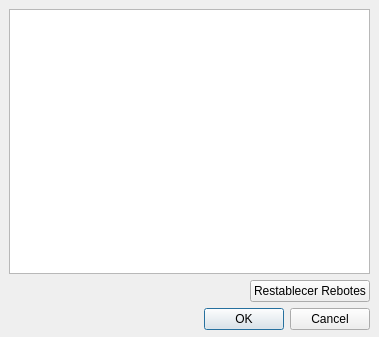
Old version of the form 05_Bolas_Navidad/dtablarebotes.ui in the repository TheMakros12/interfaces.
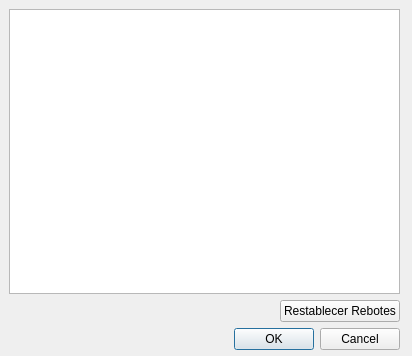
New version of the form.

```diff
--- a/05_Bolas_Navidad/dtablarebotes.ui
+++ b/05_Bolas_Navidad/dtablarebotes.ui
@@ -6,8 +6,8 @@
    <rect>
     <x>0</x>
     <y>0</y>
-    <width>379</width>
-    <height>337</height>
+    <width>412</width>
+    <height>356</height>
    </rect>
   </property>
   <property name="windowTitle">
@@ -18,8 +18,8 @@
     <rect>
      <x>9</x>
      <y>9</y>
-     <width>361</width>
-     <height>321</height>
+     <width>391</width>
+     <height>341</height>
     </rect>
    </property>
    <layout class="QVBoxLayout" name="verticalLayout">
```
